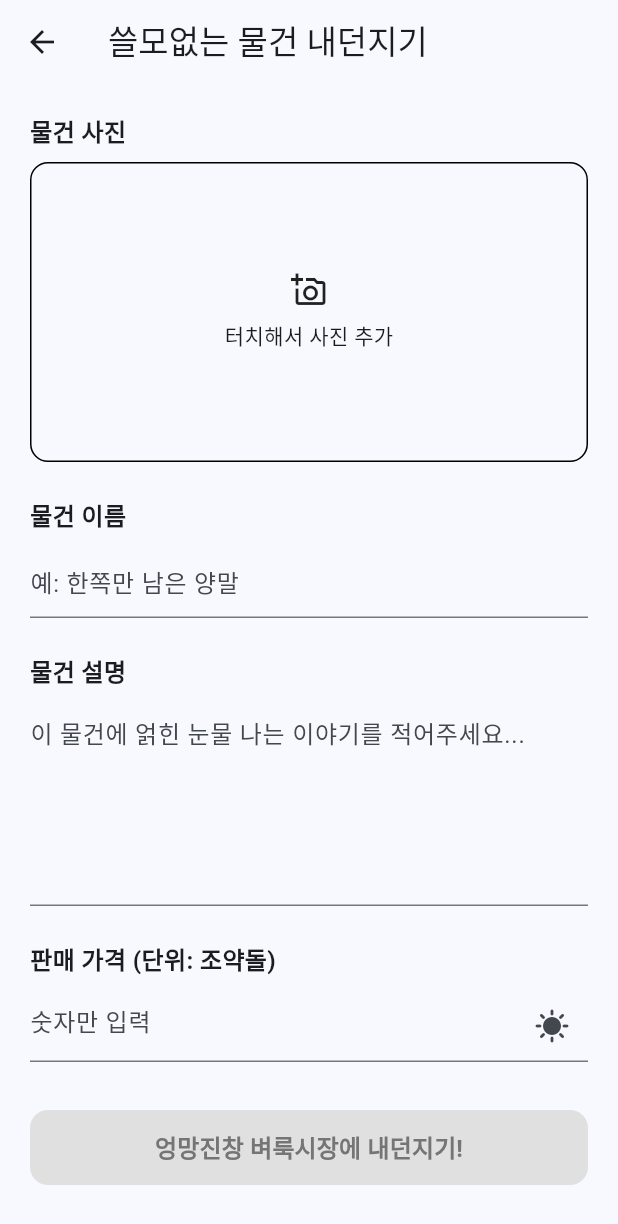
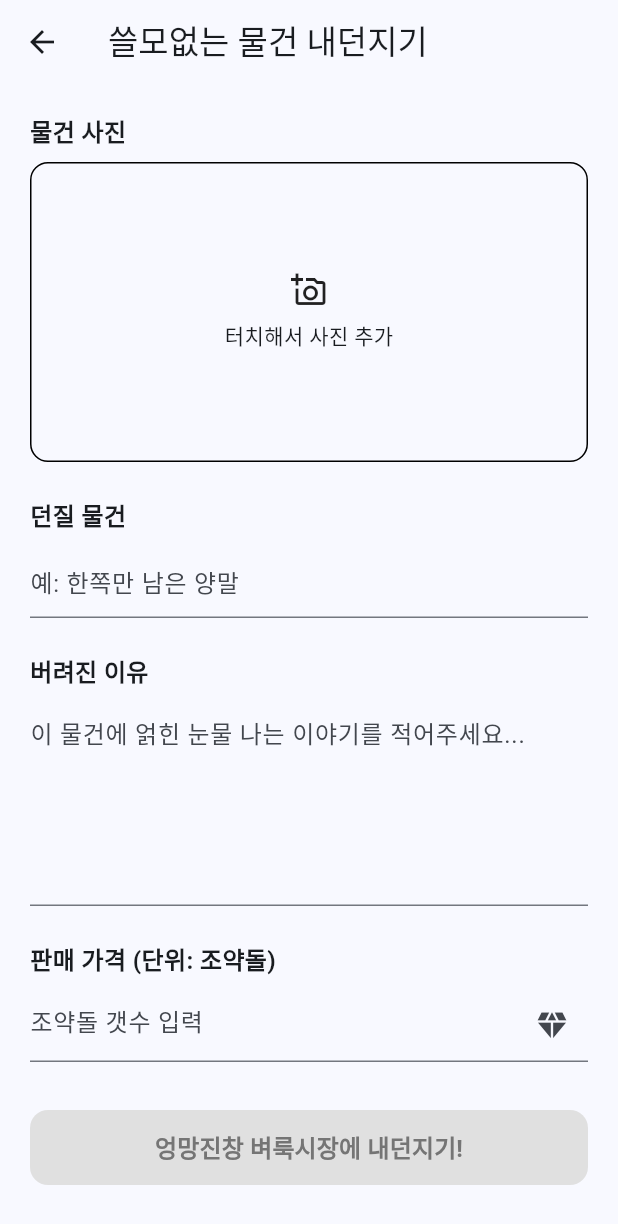
Before and after one commit to fireonmac/sparta-venture-assignments, a Flutter app: the ProductCreateScreen screen opened directly, on a phone screen of 412 x 824 dp. Shown: the top 1224 px of the screen. Run offline on Flutter 3.47's test engine with Material 3 defaults, Android fonts, the phone set to English and light mode, and no system bars; network calls fail.

Commit message:
아이콘 및 간단한 스타일, 텍스트 수정

```diff
--- a/flutter_basic_venture/lib/src/view/cart/cart_screen.dart
+++ b/flutter_basic_venture/lib/src/view/cart/cart_screen.dart
@@ -71,10 +71,10 @@ class CartScreen extends StatelessWidget {
                         child: Text('|', style: TextStyle(fontSize: 16)),
                       ),
                       const Text('합계: ', style: TextStyle(fontSize: 16)),
-                      Icon(Icons.sunny, size: 16),
+                      Icon(Icons.diamond, size: 16),
                       const SizedBox(width: 4),
                       Text(
-                        cartNotifier.totalPrice.toInt().toString(),
+                        '${cartNotifier.totalPrice.toInt().toString()}개',
                         style: TextStyle(
                           fontSize: 18,
                           fontWeight: FontWeight.bold,
--- a/flutter_basic_venture/lib/src/view/products/product_create_screen.dart
+++ b/flutter_basic_venture/lib/src/view/products/product_create_screen.dart
@@ -57,11 +57,11 @@ class _ProductCreateScreenState extends State<ProductCreateScreen> {
               ),
               const SizedBox(height: 24),
 
-              _buildSectionTitle('물건 이름'),
+              _buildSectionTitle('던질 물건'),
               TextField(decoration: InputDecoration(hintText: '예: 한쪽만 남은 양말')),
               const SizedBox(height: 24),
 
-              _buildSectionTitle('물건 설명'),
+              _buildSectionTitle('버려진 이유'),
               TextField(
                 maxLines: 5,
                 decoration: InputDecoration(
@@ -74,8 +74,8 @@ class _ProductCreateScreenState extends State<ProductCreateScreen> {
               TextField(
                 keyboardType: TextInputType.number,
                 decoration: InputDecoration(
-                  hintText: '숫자만 입력',
-                  suffixIcon: Icon(Icons.sunny),
+                  hintText: '조약돌 갯수 입력',
+                  suffixIcon: Icon(Icons.diamond),
                 ),
               ),
               const SizedBox(height: 32),
```
Also changed, not shown: flutter_basic_venture/lib/src/view/cart/cart_list_item.dart (+7 -9 lines).
